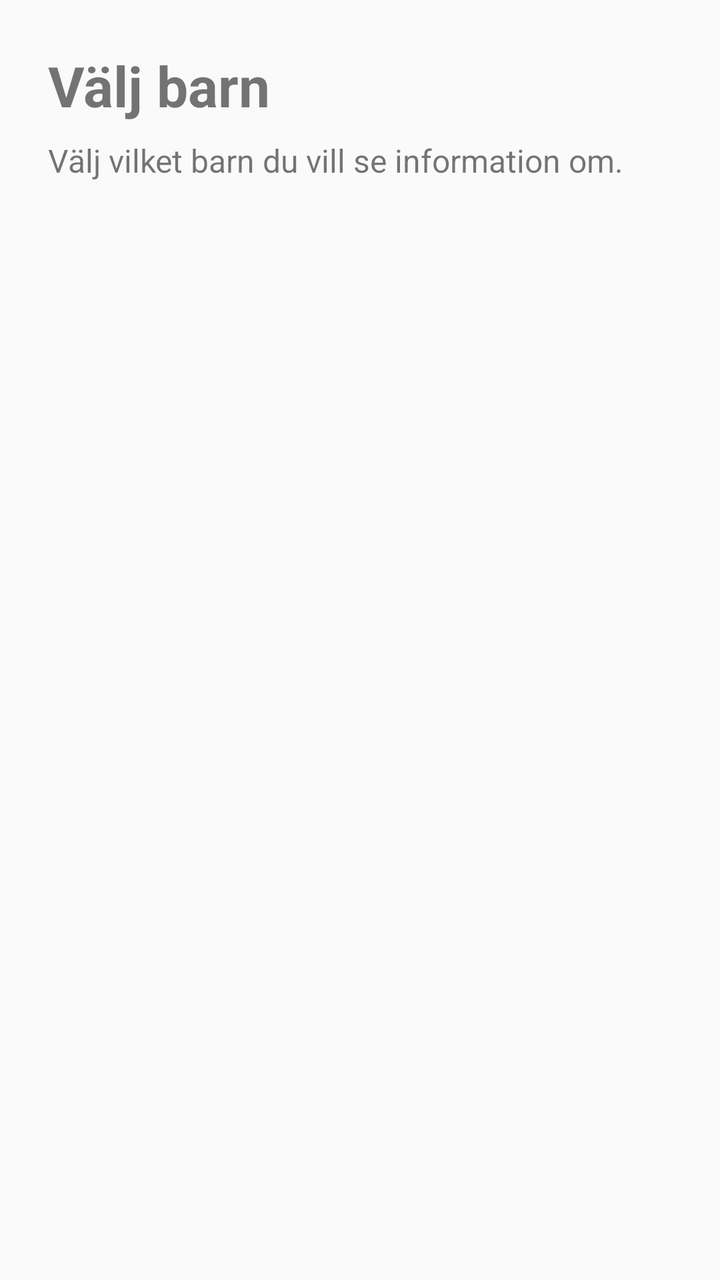
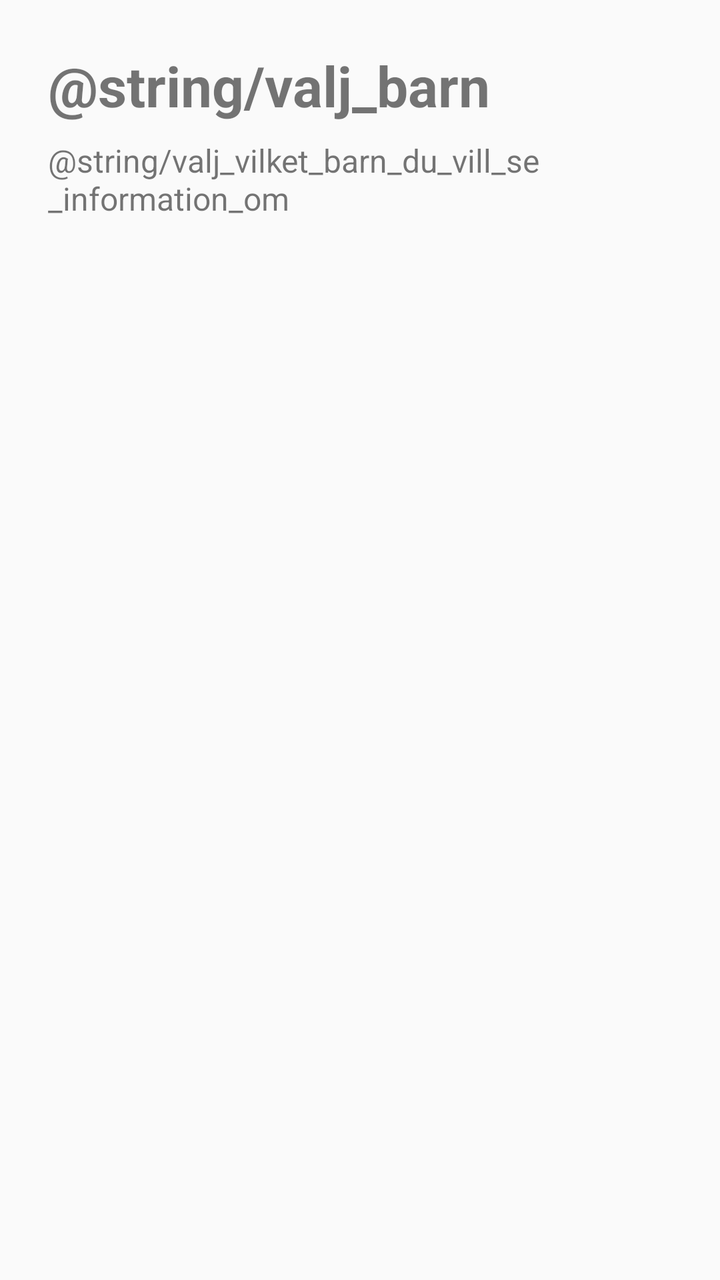

Compare the two renders of this Android layout. The source of the first and the diff that turns it into the second are given below.
<!-- AndroidManifest.xml: application theme Theme.Skolanapp -->
<!-- res/layout/activity_child_selection.xml -->
<?xml version="1.0" encoding="utf-8"?>
<LinearLayout
    xmlns:android="http://schemas.android.com/apk/res/android"
    android:layout_width="match_parent"
    android:layout_height="match_parent"
    android:orientation="vertical"
    android:padding="24dp">

    <TextView
        android:layout_width="match_parent"
        android:layout_height="wrap_content"
        android:text="Välj barn"
        android:textSize="28sp"
        android:textStyle="bold" />

    <TextView
        android:layout_width="match_parent"
        android:layout_height="wrap_content"
        android:layout_marginTop="8dp"
        android:text="Välj vilket barn du vill se information om."
        android:textSize="16sp" />

    <LinearLayout
        android:id="@+id/childrenContainer"
        android:layout_width="match_parent"
        android:layout_height="wrap_content"
        android:layout_marginTop="30dp"
        android:orientation="vertical" />

</LinearLayout>
<!-- resources referenced by this layout -->
<resources>
  <style name="Theme.Skolanapp" parent="Theme.AppCompat.Light.NoActionBar" />
</resources>

<!-- the commit's change to res/layout/activity_child_selection.xml (unified diff, before → after) -->
@@ -9,7 +9,7 @@
     <TextView
         android:layout_width="match_parent"
         android:layout_height="wrap_content"
-        android:text="Välj barn"
+        android:text="@string/valj_barn"
         android:textSize="28sp"
         android:textStyle="bold" />
 
@@ -17,7 +17,7 @@
         android:layout_width="match_parent"
         android:layout_height="wrap_content"
         android:layout_marginTop="8dp"
-        android:text="Välj vilket barn du vill se information om."
+        android:text="@string/valj_vilket_barn_du_vill_se_information_om"
         android:textSize="16sp" />
 
     <LinearLayout
